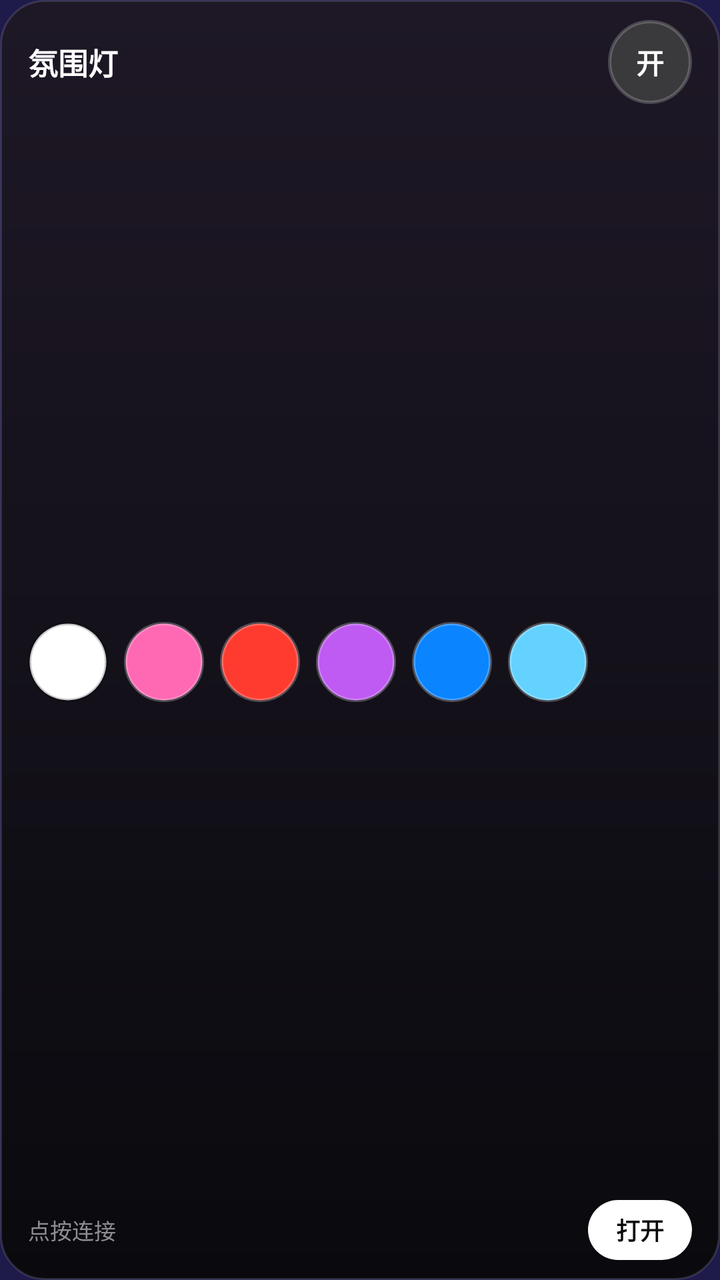
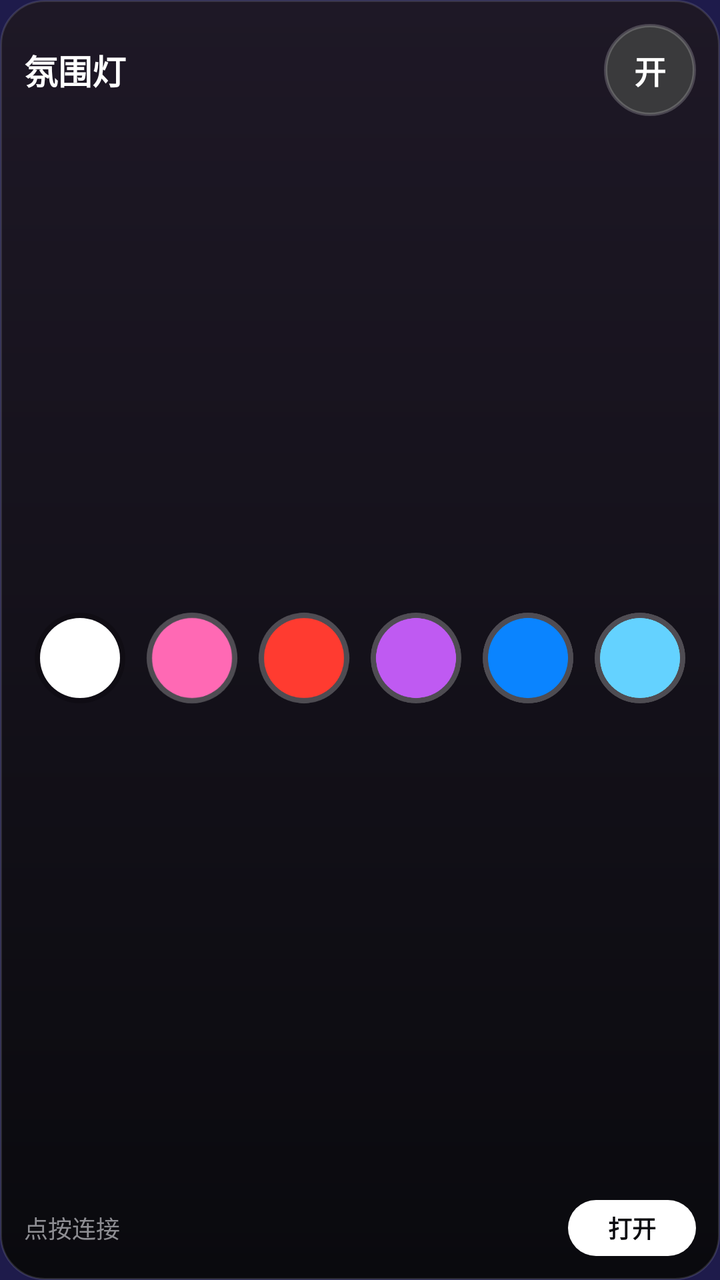

Screens rendered from an Android XML layout before and after an edit, with the pre-edit source and the edit as a unified diff.
<!-- AndroidManifest.xml: application theme Theme.AmbientLamp -->
<!-- res/layout/widget_big.xml -->
<?xml version="1.0" encoding="utf-8"?>
<LinearLayout xmlns:android="http://schemas.android.com/apk/res/android"
    android:id="@+id/widget_root"
    android:layout_width="match_parent"
    android:layout_height="match_parent"
    android:background="@drawable/widget_bg"
    android:orientation="vertical"
    android:paddingStart="14dp"
    android:paddingTop="10dp"
    android:paddingEnd="14dp"
    android:paddingBottom="10dp">

    <LinearLayout
        android:layout_width="match_parent"
        android:layout_height="wrap_content"
        android:gravity="center_vertical"
        android:orientation="horizontal">

        <TextView
            android:id="@+id/widget_title"
            android:layout_width="0dp"
            android:layout_height="wrap_content"
            android:layout_weight="1"
            android:maxLines="1"
            android:text="@string/widget_title"
            android:textColor="#FFFFFFFF"
            android:textSize="15sp"
            android:textStyle="bold" />

        <TextView
            android:id="@+id/widget_power"
            android:layout_width="42dp"
            android:layout_height="42dp"
            android:background="@drawable/widget_circle_off"
            android:gravity="center"
            android:text="@string/widget_on"
            android:textColor="#FFFFFFFF"
            android:textSize="14sp"
            android:textStyle="bold" />
    </LinearLayout>

    <LinearLayout
        android:layout_width="match_parent"
        android:layout_height="0dp"
        android:layout_marginTop="10dp"
        android:layout_weight="1"
        android:gravity="center_vertical"
        android:orientation="horizontal">

        <ImageButton
            android:id="@+id/widget_color_0"
            android:layout_width="40dp"
            android:layout_height="40dp"
            android:layout_marginEnd="8dp"
            android:background="@drawable/widget_dot_white"
            android:contentDescription="@string/widget_color_white" />

        <ImageButton
            android:id="@+id/widget_color_1"
            android:layout_width="40dp"
            android:layout_height="40dp"
            android:layout_marginEnd="8dp"
            android:background="@drawable/widget_dot_pink"
            android:contentDescription="@string/widget_color_pink" />

        <ImageButton
            android:id="@+id/widget_color_2"
            android:layout_width="40dp"
            android:layout_height="40dp"
            android:layout_marginEnd="8dp"
            android:background="@drawable/widget_dot_red"
            android:contentDescription="@string/widget_color_red" />

        <ImageButton
            android:id="@+id/widget_color_3"
            android:layout_width="40dp"
            android:layout_height="40dp"
            android:layout_marginEnd="8dp"
            android:background="@drawable/widget_dot_purple"
            android:contentDescription="@string/widget_color_purple" />

        <ImageButton
            android:id="@+id/widget_color_4"
            android:layout_width="40dp"
            android:layout_height="40dp"
            android:layout_marginEnd="8dp"
            android:background="@drawable/widget_dot_blue"
            android:contentDescription="@string/widget_color_blue" />

        <ImageButton
            android:id="@+id/widget_color_5"
            android:layout_width="40dp"
            android:layout_height="40dp"
            android:background="@drawable/widget_dot_cyan"
            android:contentDescription="@string/widget_color_cyan" />
    </LinearLayout>

    <LinearLayout
        android:layout_width="match_parent"
        android:layout_height="wrap_content"
        android:gravity="center_vertical"
        android:orientation="horizontal">

        <TextView
            android:id="@+id/widget_state"
            android:layout_width="0dp"
            android:layout_height="wrap_content"
            android:layout_weight="1"
            android:maxLines="1"
            android:text="@string/widget_state_connect"
            android:textColor="#8E8E93"
            android:textSize="11sp" />

        <TextView
            android:id="@+id/widget_open"
            android:layout_width="wrap_content"
            android:layout_height="30dp"
            android:background="@drawable/widget_pill_accent"
            android:gravity="center"
            android:paddingStart="14dp"
            android:paddingEnd="14dp"
            android:text="@string/widget_open"
            android:textColor="#0B0B0F"
            android:textSize="12sp"
            android:textStyle="bold" />
    </LinearLayout>
</LinearLayout>
<!-- resources referenced by this layout -->
<resources>
  <!-- drawable widget_dot_blue (drawable) -->
  <?xml version="1.0" encoding="utf-8"?>
  <shape xmlns:android="http://schemas.android.com/apk/res/android"
      android:shape="oval">
      <solid android:color="#0A84FF" />
      <stroke
          android:width="1.5dp"
          android:color="#40FFFFFF" />
  </shape>
  <!-- drawable widget_dot_cyan (drawable) -->
  <?xml version="1.0" encoding="utf-8"?>
  <shape xmlns:android="http://schemas.android.com/apk/res/android"
      android:shape="oval">
      <solid android:color="#64D2FF" />
      <stroke
          android:width="1.5dp"
          android:color="#40FFFFFF" />
  </shape>
  <!-- drawable widget_dot_pink (drawable) -->
  <?xml version="1.0" encoding="utf-8"?>
  <shape xmlns:android="http://schemas.android.com/apk/res/android"
      android:shape="oval">
      <solid android:color="#FF69B4" />
      <stroke
          android:width="1.5dp"
          android:color="#40FFFFFF" />
  </shape>
  <!-- drawable widget_dot_purple (drawable) -->
  <?xml version="1.0" encoding="utf-8"?>
  <shape xmlns:android="http://schemas.android.com/apk/res/android"
      android:shape="oval">
      <solid android:color="#BF5AF2" />
      <stroke
          android:width="1.5dp"
          android:color="#40FFFFFF" />
  </shape>
  <!-- drawable widget_dot_red (drawable) -->
  <?xml version="1.0" encoding="utf-8"?>
  <shape xmlns:android="http://schemas.android.com/apk/res/android"
      android:shape="oval">
      <solid android:color="#FF3B30" />
      <stroke
          android:width="1.5dp"
          android:color="#40FFFFFF" />
  </shape>
  <!-- drawable widget_dot_white (drawable) -->
  <?xml version="1.0" encoding="utf-8"?>
  <shape xmlns:android="http://schemas.android.com/apk/res/android"
      android:shape="oval">
      <solid android:color="#FFFFFFFF" />
      <stroke
          android:width="1.5dp"
          android:color="#33000000" />
  </shape>
  <string name="widget_color_blue">蓝色</string>
  <string name="widget_color_cyan">青色</string>
  <string name="widget_color_pink">粉色</string>
  <string name="widget_color_purple">紫色</string>
  <string name="widget_color_red">红色</string>
  <string name="widget_color_white">白光</string>
  <string name="widget_on">开</string>
  <string name="widget_open">打开</string>
  <string name="widget_state_connect">点按连接</string>
  <string name="widget_title">氛围灯</string>
  <!-- unchanged entries left out for length: 4 -->
</resources>

<!-- the commit's change to res/layout/widget_big.xml (unified diff, before → after) -->
@@ -5,10 +5,7 @@
     android:layout_height="match_parent"
     android:background="@drawable/widget_bg"
     android:orientation="vertical"
-    android:paddingStart="14dp"
-    android:paddingTop="10dp"
-    android:paddingEnd="14dp"
-    android:paddingBottom="10dp">
+    android:padding="@dimen/widget_card_padding">
 
     <LinearLayout
         android:layout_width="match_parent"
@@ -24,80 +21,93 @@
             android:maxLines="1"
             android:text="@string/widget_title"
             android:textColor="#FFFFFFFF"
-            android:textSize="15sp"
+            android:textSize="@dimen/widget_title_text"
             android:textStyle="bold" />
 
         <TextView
             android:id="@+id/widget_power"
-            android:layout_width="42dp"
-            android:layout_height="42dp"
+            android:layout_width="@dimen/widget_power_size"
+            android:layout_height="@dimen/widget_power_size"
             android:background="@drawable/widget_circle_off"
             android:gravity="center"
             android:text="@string/widget_on"
             android:textColor="#FFFFFFFF"
-            android:textSize="14sp"
+            android:textSize="@dimen/widget_power_text"
             android:textStyle="bold" />
     </LinearLayout>
 
     <LinearLayout
         android:layout_width="match_parent"
         android:layout_height="0dp"
-        android:layout_marginTop="10dp"
+        android:layout_marginTop="4dp"
         android:layout_weight="1"
-        android:gravity="center_vertical"
         android:orientation="horizontal">
 
-        <ImageButton
+        <ImageView
             android:id="@+id/widget_color_0"
-            android:layout_width="40dp"
-            android:layout_height="40dp"
-            android:layout_marginEnd="8dp"
-            android:background="@drawable/widget_dot_white"
-            android:contentDescription="@string/widget_color_white" />
+            android:layout_width="0dp"
+            android:layout_height="match_parent"
+            android:layout_weight="1"
+            android:contentDescription="@string/widget_color_white"
+            android:padding="@dimen/widget_cell_margin"
+            android:scaleType="fitCenter"
+            android:src="@drawable/widget_dot_white" />
 
-        <ImageButton
+        <ImageView
             android:id="@+id/widget_color_1"
-            android:layout_width="40dp"
-            android:layout_height="40dp"
-            android:layout_marginEnd="8dp"
-            android:background="@drawable/widget_dot_pink"
-            android:contentDescription="@string/widget_color_pink" />
+            android:layout_width="0dp"
+            android:layout_height="match_parent"
+            android:layout_weight="1"
+            android:contentDescription="@string/widget_color_pink"
+            android:padding="@dimen/widget_cell_margin"
+            android:scaleType="fitCenter"
+            android:src="@drawable/widget_dot_pink" />
 
-        <ImageButton
+        <ImageView
             android:id="@+id/widget_color_2"
-            android:layout_width="40dp"
-            android:layout_height="40dp"
-            android:layout_marginEnd="8dp"
-            android:background="@drawable/widget_dot_red"
-            android:contentDescription="@string/widget_color_red" />
+            android:layout_width="0dp"
+            android:layout_height="match_parent"
+            android:layout_weight="1"
+            android:contentDescription="@string/widget_color_red"
+            android:padding="@dimen/widget_cell_margin"
+            android:scaleType="fitCenter"
+            android:src="@drawable/widget_dot_red" />
 
-        <ImageButton
+        <ImageView
             android:id="@+id/widget_color_3"
-            android:layout_width="40dp"
-            android:layout_height="40dp"
-            android:layout_marginEnd="8dp"
-            android:background="@drawable/widget_dot_purple"
-            android:contentDescription="@string/widget_color_purple" />
+            android:layout_width="0dp"
+            android:layout_height="match_parent"
+            android:layout_weight="1"
+            android:contentDescription="@string/widget_color_purple"
+            android:padding="@dimen/widget_cell_margin"
+            android:scaleType="fitCenter"
+            android:src="@drawable/widget_dot_purple" />
 
-        <ImageButton
+        <ImageView
             android:id="@+id/widget_color_4"
-            android:layout_width="40dp"
-            android:layout_height="40dp"
-            android:layout_marginEnd="8dp"
-            android:background="@drawable/widget_dot_blue"
-            android:contentDescription="@string/widget_color_blue" />
+            android:layout_width="0dp"
+            android:layout_height="match_parent"
+            android:layout_weight="1"
+            android:contentDescription="@string/widget_color_blue"
+            android:padding="@dimen/widget_cell_margin"
+            android:scaleType="fitCenter"
+            android:src="@drawable/widget_dot_blue" />
 
-        <ImageButton
+        <ImageView
             android:id="@+id/widget_color_5"
-            android:layout_width="40dp"
-            android:layout_height="40dp"
-            android:background="@drawable/widget_dot_cyan"
-            android:contentDescription="@string/widget_color_cyan" />
+            android:layout_width="0dp"
+            android:layout_height="match_parent"
+            android:layout_weight="1"
+            android:contentDescription="@string/widget_color_cyan"
+            android:padding="@dimen/widget_cell_margin"
+            android:scaleType="fitCenter"
+            android:src="@drawable/widget_dot_cyan" />
     </LinearLayout>
 
     <LinearLayout
         android:layout_width="match_parent"
         android:layout_height="wrap_content"
+        android:layout_marginTop="4dp"
         android:gravity="center_vertical"
         android:orientation="horizontal">
 
@@ -109,19 +119,21 @@
             android:maxLines="1"
             android:text="@string/widget_state_connect"
             android:textColor="#8E8E93"
-            android:textSize="11sp" />
+            android:textSize="@dimen/widget_state_text" />
 
         <TextView
             android:id="@+id/widget_open"
             android:layout_width="wrap_content"
-            android:layout_height="30dp"
+            android:layout_height="wrap_content"
             android:background="@drawable/widget_pill_accent"
             android:gravity="center"
+            android:minHeight="28dp"
+            android:minWidth="64dp"
             android:paddingStart="14dp"
             android:paddingEnd="14dp"
             android:text="@string/widget_open"
             android:textColor="#0B0B0F"
-            android:textSize="12sp"
+            android:textSize="@dimen/widget_state_text"
             android:textStyle="bold" />
     </LinearLayout>
 </LinearLayout>
<!-- resource entries referenced after the edit -->
@@ -1,59 +1,95 @@
 <!-- resources referenced by this layout -->
 <resources>
+  <dimen name="widget_card_padding">10dp</dimen>
+  <dimen name="widget_cell_margin">3dp</dimen>
+  <dimen name="widget_power_size">40dp</dimen>
+  <dimen name="widget_power_text">14sp</dimen>
+  <dimen name="widget_state_text">11sp</dimen>
+  <dimen name="widget_title_text">15sp</dimen>
   <!-- drawable widget_dot_blue (drawable) -->
   <?xml version="1.0" encoding="utf-8"?>
-  <shape xmlns:android="http://schemas.android.com/apk/res/android"
-      android:shape="oval">
-      <solid android:color="#0A84FF" />
-      <stroke
-          android:width="1.5dp"
-          android:color="#40FFFFFF" />
-  </shape>
+  <vector xmlns:android="http://schemas.android.com/apk/res/android"
+      android:width="40dp"
+      android:height="40dp"
+      android:viewportWidth="36"
+      android:viewportHeight="36">
+      <path
+          android:fillColor="#40FFFFFF"
+          android:pathData="M18,18m-17,0a17,17 0 1,0 34,0a17,17 0 1,0 -34,0" />
+      <path
+          android:fillColor="#0A84FF"
+          android:pathData="M18,18m-15,0a15,15 0 1,0 30,0a15,15 0 1,0 -30,0" />
+  </vector>
   <!-- drawable widget_dot_cyan (drawable) -->
   <?xml version="1.0" encoding="utf-8"?>
-  <shape xmlns:android="http://schemas.android.com/apk/res/android"
-      android:shape="oval">
-      <solid android:color="#64D2FF" />
-      <stroke
-          android:width="1.5dp"
-          android:color="#40FFFFFF" />
-  </shape>
+  <vector xmlns:android="http://schemas.android.com/apk/res/android"
+      android:width="40dp"
+      android:height="40dp"
+      android:viewportWidth="36"
+      android:viewportHeight="36">
+      <path
+          android:fillColor="#40FFFFFF"
+          android:pathData="M18,18m-17,0a17,17 0 1,0 34,0a17,17 0 1,0 -34,0" />
+      <path
+          android:fillColor="#64D2FF"
+          android:pathData="M18,18m-15,0a15,15 0 1,0 30,0a15,15 0 1,0 -30,0" />
+  </vector>
   <!-- drawable widget_dot_pink (drawable) -->
   <?xml version="1.0" encoding="utf-8"?>
-  <shape xmlns:android="http://schemas.android.com/apk/res/android"
-      android:shape="oval">
-      <solid android:color="#FF69B4" />
-      <stroke
-          android:width="1.5dp"
-          android:color="#40FFFFFF" />
-  </shape>
+  <vector xmlns:android="http://schemas.android.com/apk/res/android"
+      android:width="40dp"
+      android:height="40dp"
+      android:viewportWidth="36"
+      android:viewportHeight="36">
+      <path
+          android:fillColor="#40FFFFFF"
+          android:pathData="M18,18m-17,0a17,17 0 1,0 34,0a17,17 0 1,0 -34,0" />
+      <path
+          android:fillColor="#FF69B4"
+          android:pathData="M18,18m-15,0a15,15 0 1,0 30,0a15,15 0 1,0 -30,0" />
+  </vector>
   <!-- drawable widget_dot_purple (drawable) -->
   <?xml version="1.0" encoding="utf-8"?>
-  <shape xmlns:android="http://schemas.android.com/apk/res/android"
-      android:shape="oval">
-      <solid android:color="#BF5AF2" />
-      <stroke
-          android:width="1.5dp"
-          android:color="#40FFFFFF" />
-  </shape>
+  <vector xmlns:android="http://schemas.android.com/apk/res/android"
+      android:width="40dp"
+      android:height="40dp"
+      android:viewportWidth="36"
+      android:viewportHeight="36">
+      <path
+          android:fillColor="#40FFFFFF"
+          android:pathData="M18,18m-17,0a17,17 0 1,0 34,0a17,17 0 1,0 -34,0" />
+      <path
+          android:fillColor="#BF5AF2"
+          android:pathData="M18,18m-15,0a15,15 0 1,0 30,0a15,15 0 1,0 -30,0" />
+  </vector>
   <!-- drawable widget_dot_red (drawable) -->
   <?xml version="1.0" encoding="utf-8"?>
-  <shape xmlns:android="http://schemas.android.com/apk/res/android"
-      android:shape="oval">
-      <solid android:color="#FF3B30" />
-      <stroke
-          android:width="1.5dp"
-          android:color="#40FFFFFF" />
-  </shape>
+  <vector xmlns:android="http://schemas.android.com/apk/res/android"
+      android:width="40dp"
+      android:height="40dp"
+      android:viewportWidth="36"
+      android:viewportHeight="36">
+      <path
+          android:fillColor="#40FFFFFF"
+          android:pathData="M18,18m-17,0a17,17 0 1,0 34,0a17,17 0 1,0 -34,0" />
+      <path
+          android:fillColor="#FF3B30"
+          android:pathData="M18,18m-15,0a15,15 0 1,0 30,0a15,15 0 1,0 -30,0" />
+  </vector>
   <!-- drawable widget_dot_white (drawable) -->
   <?xml version="1.0" encoding="utf-8"?>
-  <shape xmlns:android="http://schemas.android.com/apk/res/android"
-      android:shape="oval">
-      <solid android:color="#FFFFFFFF" />
-      <stroke
-          android:width="1.5dp"
-          android:color="#33000000" />
-  </shape>
+  <vector xmlns:android="http://schemas.android.com/apk/res/android"
+      android:width="40dp"
+      android:height="40dp"
+      android:viewportWidth="36"
+      android:viewportHeight="36">
+      <path
+          android:fillColor="#33000000"
+          android:pathData="M18,18m-17,0a17,17 0 1,0 34,0a17,17 0 1,0 -34,0" />
+      <path
+          android:fillColor="#FFFFFF"
+          android:pathData="M18,18m-15,0a15,15 0 1,0 30,0a15,15 0 1,0 -30,0" />
+  </vector>
   <string name="widget_color_blue">蓝色</string>
   <string name="widget_color_cyan">青色</string>
   <string name="widget_color_pink">粉色</string>
